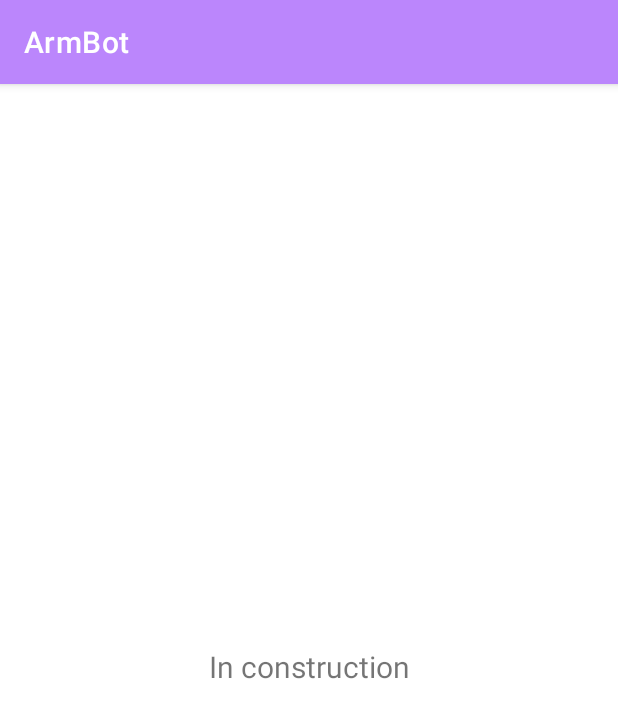
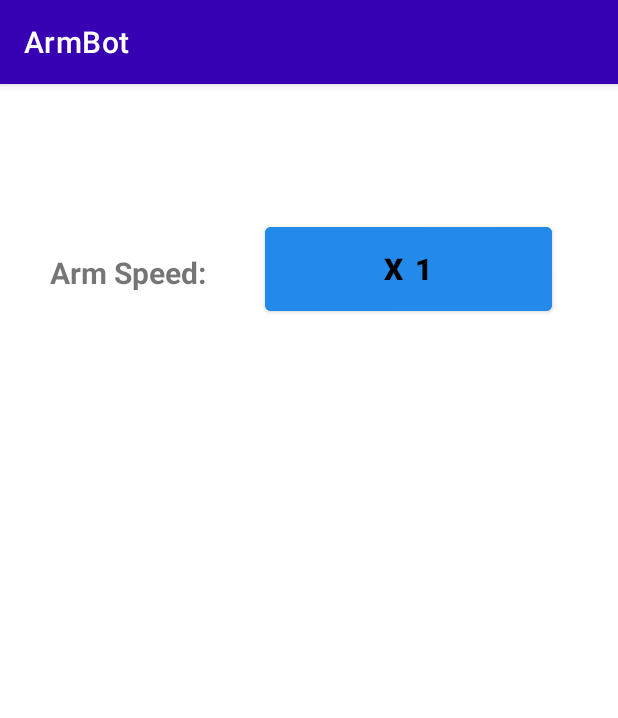
Before and after one commit to ETS-Android3/ArmBot_Java_Android_Studio, an Android app: the fragment SettingsFragment shown on its own in the app's theme, on a phone screen of 412 x 824 dp. Shown: the top 718 px of the screen. Run offline under Robolectric (Android 15) with nearby library versions, the phone set to English and light mode, and no system bars.

Commit message:
Add settings to the app (possibility to change the speed)

```diff
--- a/app/src/main/AndroidManifest.xml
+++ b/app/src/main/AndroidManifest.xml
@@ -39,11 +39,6 @@
         android:theme="@style/Theme.ArmBot"
         tools:ignore="AllowBackup">
         <activity
-            android:name=".SettingsActivity"
-            android:screenOrientation="portrait"
-            android:exported="false"
-            tools:ignore="LockedOrientationActivity" />
-        <activity
             android:name=".ArmConnection"
             android:screenOrientation="portrait"
             android:exported="false"
--- a/app/src/main/java/com/example/armbot/ui/controller_buttons/ControllerButtonsFragment.java
+++ b/app/src/main/java/com/example/armbot/ui/controller_buttons/ControllerButtonsFragment.java
@@ -20,9 +20,7 @@ import android.widget.ImageButton;
 
 import androidx.annotation.NonNull;
 import androidx.fragment.app.Fragment;
-import androidx.navigation.fragment.NavHostFragment;
 
-import com.example.armbot.ArmConnection;
 import com.example.armbot.MainActivity;
 import com.example.armbot.R;
 import com.example.armbot.databinding.FragmentControllerButtonsBinding;
--- a/app/src/main/java/com/example/armbot/ui/settings/SettingsFragment.java
+++ b/app/src/main/java/com/example/armbot/ui/settings/SettingsFragment.java
@@ -8,21 +8,28 @@
 
 package com.example.armbot.ui.settings;
 
+import android.annotation.SuppressLint;
 import android.os.Bundle;
 import android.view.LayoutInflater;
 import android.view.View;
 import android.view.ViewGroup;
+import android.widget.Button;
+import android.widget.Toast;
 
 import androidx.annotation.NonNull;
 import androidx.fragment.app.Fragment;
-import androidx.lifecycle.ViewModelProvider;
 
+import com.example.armbot.MainActivity;
+import com.example.armbot.R;
 import com.example.armbot.databinding.FragmentSettingsBinding;
 
 public class SettingsFragment extends Fragment {
-
+    //Variables declaration
     private FragmentSettingsBinding binding;
 
+    /*
+    Creates the view
+     */
     public View onCreateView(@NonNull LayoutInflater inflater,
                              ViewGroup container, Bundle savedInstanceState) {
 
@@ -31,10 +38,74 @@ public class SettingsFragment extends Fragment {
         return binding.getRoot();
     }
 
+    /*
+    When the view is created, call the init function
+     */
     public void onViewCreated(@NonNull View view, Bundle savedInstanceState) {
         super.onViewCreated(view, savedInstanceState);
+        init(view);
     }
 
+    @SuppressLint("SetTextI18n")
+    private void init(View view) {
+        /*
+        Get the ArmSpeed button
+         */
+        Button buttonArmSpeed = view.findViewById(R.id.buttonArmSpeed);
+
+        /*
+        Set an on click listener
+         */
+        buttonArmSpeed.setOnClickListener(v -> {
+            /*
+            When the app is connected to the Raspberry
+             */
+            if (!MainActivity.getState().equals("Not Connected") && !MainActivity.getState().equals("No Connection") && !MainActivity.getState().equals("Connecting...")) {
+                /*
+                Get the speed
+                 */
+                String speed = buttonArmSpeed.getText().toString();
+                switch (speed){
+                    case "x 0.5":
+                        /*
+                        Changes the speed and sends the nex speed to the Raspberry
+                         */
+                        buttonArmSpeed.setText("x 0.75");
+                        MainActivity.SendAction("v_0.75");
+                        break;
+                    case "x 0.75":
+                        buttonArmSpeed.setText("x 1");
+                        MainActivity.SendAction("v_1");
+                        break;
+                    case "x 1":
+                        buttonArmSpeed.setText("x 1.25");
+                        MainActivity.SendAction("v_1.25");
+                        break;
+                    case "x 1.25":
+                        buttonArmSpeed.setText("x 1.5");
+                        MainActivity.SendAction("v_1.5");
+                        break;
+                    case "x 1.5":
+                        buttonArmSpeed.setText("x 0.5");
+                        MainActivity.SendAction("v_0.5");
+                        break;
+                    default:
+                        buttonArmSpeed.setText("x 1");
+                        MainActivity.SendAction("v_1");
+                        break;
+                }
+            } else {
+                /*
+                If not connected, shows the user a message saying to connect to the Raspberry
+                 */
+                Toast.makeText(getContext(), "Connection to arm needed.", Toast.LENGTH_SHORT).show();
+            }
+        });
+    }
+
+    /*
+    Destoys the view
+     */
     @Override
     public void onDestroyView() {
         super.onDestroyView();
--- a/app/src/main/res/layout/fragment_controller_buttons.xml
+++ b/app/src/main/res/layout/fragment_controller_buttons.xml
@@ -65,7 +65,8 @@
         app:layout_constraintEnd_toEndOf="parent"
         app:layout_constraintStart_toStartOf="parent"
         app:layout_constraintTop_toTopOf="parent"
-        app:layout_constraintVertical_bias="0.992" />
+        app:layout_constraintVertical_bias="0.992"
+        tools:ignore="TextContrastCheck" />
 
     <ImageButton
         android:id="@+id/buttonForwardArrow"
--- a/app/src/main/res/layout/fragment_settings.xml
+++ b/app/src/main/res/layout/fragment_settings.xml
@@ -13,18 +13,33 @@
     android:layout_width="match_parent"
     android:layout_height="match_parent">
 
-    <TextView
-        android:id="@+id/text_slideshow"
-        android:layout_width="match_parent"
-        android:layout_height="wrap_content"
-        android:layout_marginStart="8dp"
-        android:layout_marginTop="8dp"
-        android:layout_marginEnd="8dp"
-        android:text="In construction"
-        android:textAlignment="center"
+    <Button
+        android:id="@+id/buttonArmSpeed"
+        android:layout_width="191dp"
+        android:layout_height="68dp"
+        android:backgroundTint="@color/blue"
+        android:text="@string/settings_arm_speed_1"
         android:textSize="20sp"
+        android:textStyle="bold"
         app:layout_constraintBottom_toBottomOf="parent"
         app:layout_constraintEnd_toEndOf="parent"
+        app:layout_constraintHorizontal_bias="0.8"
         app:layout_constraintStart_toStartOf="parent"
-        app:layout_constraintTop_toTopOf="parent" />
+        app:layout_constraintTop_toTopOf="parent"
+        app:layout_constraintVertical_bias="0.128" />
+
+    <TextView
+        android:id="@+id/textViewArmSpeed"
+        android:layout_width="wrap_content"
+        android:layout_height="wrap_content"
+        android:text="@string/settings_arm_speed_text"
+        android:textSize="20sp"
+        android:textStyle="bold"
+        app:layout_constraintBottom_toBottomOf="parent"
+        app:layout_constraintEnd_toEndOf="parent"
+        app:layout_constraintHorizontal_bias="0.108"
+        app:layout_constraintStart_toStartOf="parent"
+        app:layout_constraintTop_toTopOf="parent"
+        app:layout_constraintVertical_bias="0.151"
+        tools:text="@string/settings_arm_speed_text" />
 </androidx.constraintlayout.widget.ConstraintLayout>
--- a/app/src/main/res/menu/activity_main_drawer.xml
+++ b/app/src/main/res/menu/activity_main_drawer.xml
@@ -20,9 +20,9 @@
             android:id="@+id/nav_controller_buttons"
             android:icon="@drawable/controller_icon"
             android:title="@string/menu_controller" />
-        <!--<item
+        <item
             android:id="@+id/nav_settings"
             android:icon="@drawable/settings_icon"
-            android:title="@string/menu_settings" />-->
+            android:title="@string/menu_settings" />
     </group>
 </menu>
--- a/app/src/main/res/values-night/themes.xml
+++ b/app/src/main/res/values-night/themes.xml
@@ -2,11 +2,11 @@
     <!-- Base application theme. -->
     <style name="Theme.ArmBot" parent="Theme.MaterialComponents.DayNight.DarkActionBar">
         <!-- Primary brand color. -->
-        <item name="colorPrimary">@color/blue</item>
-        <item name="colorPrimaryVariant">@color/purple_700</item>
+        <item name="colorPrimary">@color/purple_700</item>
+        <item name="colorPrimaryVariant">@color/dark_blue</item>
         <item name="colorOnPrimary">@color/white</item>
         <!-- Secondary brand color. -->
-        <item name="colorSecondary">@color/teal_200</item>
+        <item name="colorSecondary">@color/blue</item>
         <item name="colorSecondaryVariant">@color/teal_200</item>
         <item name="colorOnSecondary">@color/white</item>
         <!-- Status bar color. -->
--- a/app/src/main/res/values/strings.xml
+++ b/app/src/main/res/values/strings.xml
@@ -61,4 +61,11 @@
 
     <string name="controller_seekbar_buttons_text">Seekbars</string>
     <string name="controller_buttons_text">Buttons</string>
+
+    <string name="settings_arm_speed_text">Arm Speed:</string>
+    <string name="settings_arm_speed_0_5">x 0.5</string>
+    <string name="settings_arm_speed_0_75">x 0.75</string>
+    <string name="settings_arm_speed_1">x 1</string>
+    <string name="settings_arm_speed_1_25">x 0.25</string>
+    <string name="settings_arm_speed_1_5">x 1.5</string>
 </resources>
--- a/app/src/main/res/values/themes.xml
+++ b/app/src/main/res/values/themes.xml
@@ -2,11 +2,11 @@
     <!-- Base application theme. -->
     <style name="Theme.ArmBot" parent="Theme.MaterialComponents.DayNight.DarkActionBar">
         <!-- Primary brand color. -->
-        <item name="colorPrimary">@color/purple_200</item>
-        <item name="colorPrimaryVariant">@color/purple_700</item>
+        <item name="colorPrimary">@color/purple_700</item>
+        <item name="colorPrimaryVariant">@color/dark_blue</item>
         <item name="colorOnPrimary">@color/black</item>
         <!-- Secondary brand color. -->
-        <item name="colorSecondary">@color/teal_200</item>
+        <item name="colorSecondary">@color/blue</item>
         <item name="colorSecondaryVariant">@color/teal_200</item>
         <item name="colorOnSecondary">@color/black</item>
         <!-- Status bar color. -->
--- a/build.gradle
+++ b/build.gradle
@@ -5,7 +5,7 @@ buildscript {
         mavenCentral()
     }
     dependencies {
-        classpath 'com.android.tools.build:gradle:7.0.4'
+        classpath 'com.android.tools.build:gradle:7.1.0'
 
         // NOTE: Do not place your application dependencies here; they belong
         // in the individual module build.gradle files
```
Also changed, not shown: app/src/main/java/com/example/armbot/MainActivity.java (+9 -1 lines), app/src/main/java/com/example/armbot/SettingsActivity.java (deleted, +0 -56 lines), gradle/wrapper/gradle-wrapper.properties, 1 other file.
